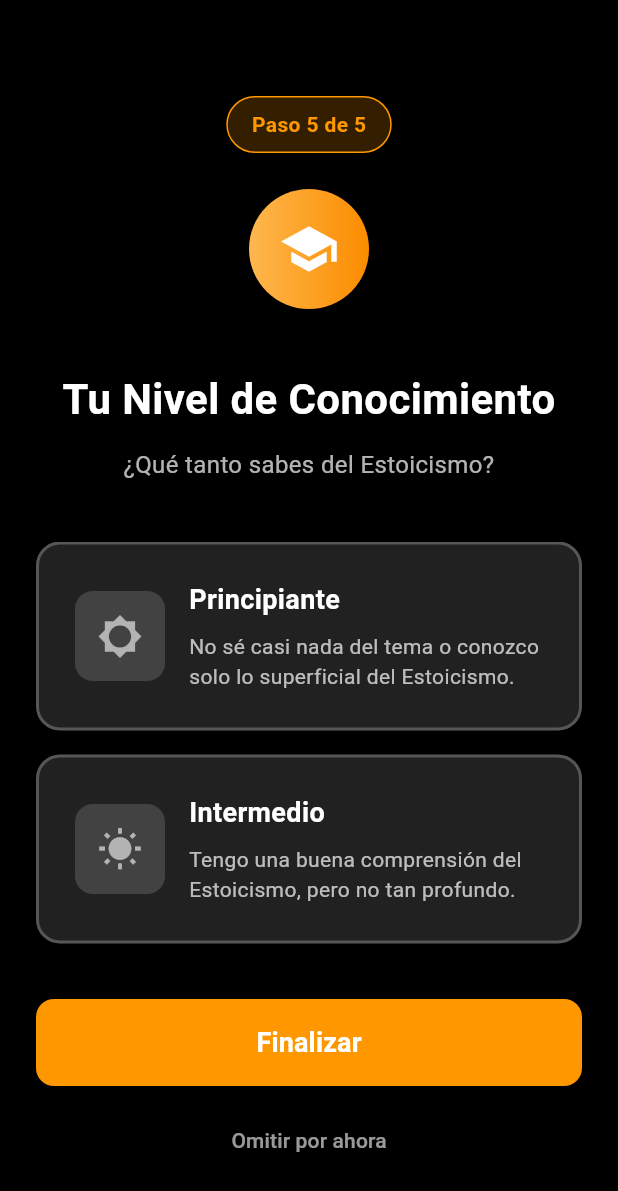
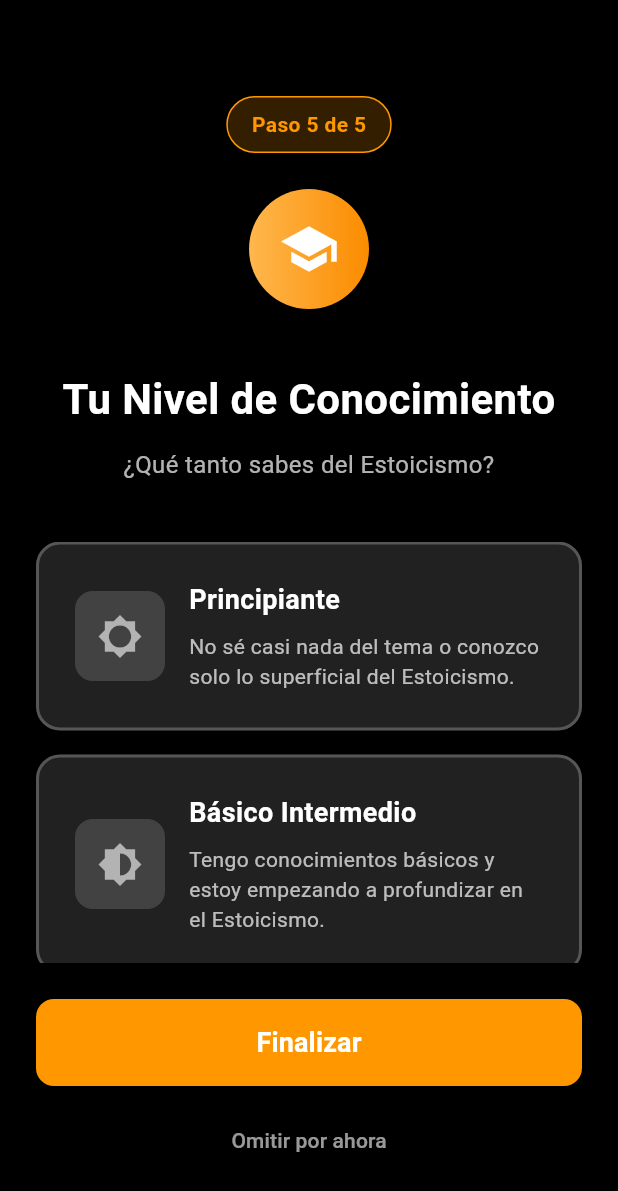
Before and after one commit to 211234/appestoico, a Flutter app: the Quiz5Screen screen opened directly, on a phone screen of 412 x 824 dp. Shown: the top 1191 px of the screen. Run offline on Flutter 3.47's test engine with Material 3 defaults, Android fonts, the phone set to English and light mode, and no system bars; our stand-ins replace app_links, connectivity_plus, country_picker, flutter_local_notifications, shared_preferences, timezone; missing offline and left inert: flutter_custom_tabs; accounts and stored records are empty; network calls fail.

```diff
--- a/lib/models/reflection.dart
+++ b/lib/models/reflection.dart
@@ -1,6 +1,7 @@
 class Reflection {
   final String? id;
   final String? date;
+  final String? time;
   final String? text;
   final String?
   morningText; // Mantener para compatibilidad con código existente
@@ -12,6 +13,7 @@ class Reflection {
   Reflection({
     this.id,
     this.date,
+    this.time,
     this.text,
     this.morningText,
     this.eveningText,
@@ -28,6 +30,7 @@ class Reflection {
       date:
           json['date']?.toString() ??
           json['created_at']?.toString().split('T')[0],
+      time: json['time']?.toString(),
       text: reflectionText,
       // Para compatibilidad, si existe 'text', usarlo también como morningText
       morningText: reflectionText ?? json['morning_text']?.toString(),
--- a/lib/screens/quiz5_screen.dart
+++ b/lib/screens/quiz5_screen.dart
@@ -25,17 +25,34 @@ class _Quiz5ScreenState extends State<Quiz5Screen> {
       'color': Colors.blue,
     },
     {
+      'level': 'Básico Intermedio',
+      'title': 'Básico Intermedio',
+      'description':
+          'Tengo conocimientos básicos y estoy empezando a profundizar en el Estoicismo.',
+      'icon': Icons.brightness_6,
+      'color': Colors.lightBlue,
+    },
+    {
       'level': 'Intermedio',
       'title': 'Intermedio',
       'description':
-          'Tengo una buena comprensión del Estoicismo, pero no tan profundo.',
+          'Tengo una buena comprensión del Estoicismo y sus principios fundamentales.',
       'icon': Icons.wb_sunny,
       'color': Colors.orange,
     },
     {
+      'level': 'Intermedio Avanzado',
+      'title': 'Intermedio Avanzado',
+      'description':
+          'Tengo un conocimiento sólido y aplico consistentemente los principios estoicos.',
+      'icon': Icons.wb_sunny_rounded,
+      'color': Colors.deepOrange,
+    },
+    {
       'level': 'Avanzado',
       'title': 'Avanzado',
-      'description': 'Estoy muy bien versado en el Estoicismo.',
+      'description':
+          'Estoy muy bien versado en el Estoicismo y lo practico diariamente.',
       'icon': Icons.wb_sunny_outlined,
       'color': Colors.amber,
     },
--- a/lib/services/api_service.dart
+++ b/lib/services/api_service.dart
@@ -1022,8 +1022,6 @@ class ApiService {
             },
             body: jsonEncode({
               'text': morningText,
-              'date': date,
-              'created_at': DateTime.now().toIso8601String(),
             }),
           )
           .timeout(const Duration(seconds: 10));
```
Also changed, not shown: lib/screens/diary_screen.dart (+49 -4 lines), lib/screens/home_screen.dart (+17 -4 lines).
